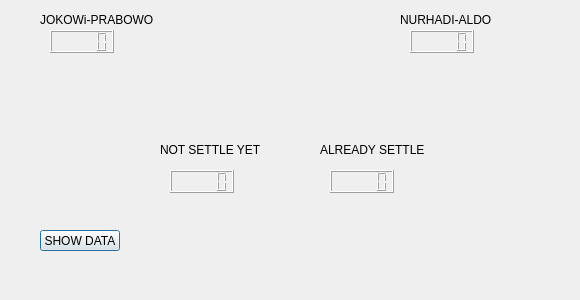
Above: dialog_admin.ui from RomiSugianto/election_app before the change. Below: the same form after it.
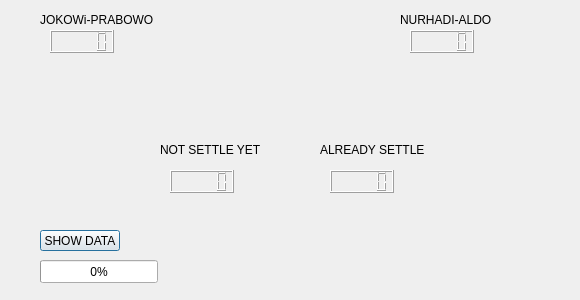
That is the form after the change.

The edit to the form file:
```diff
--- a/dialog_admin.ui
+++ b/dialog_admin.ui
@@ -124,6 +124,22 @@
     </rect>
    </property>
   </widget>
+  <widget class="QProgressBar" name="progressBar">
+   <property name="enabled">
+    <bool>true</bool>
+   </property>
+   <property name="geometry">
+    <rect>
+     <x>40</x>
+     <y>260</y>
+     <width>118</width>
+     <height>23</height>
+    </rect>
+   </property>
+   <property name="value">
+    <number>0</number>
+   </property>
+  </widget>
  </widget>
  <resources/>
  <connections/>
```
